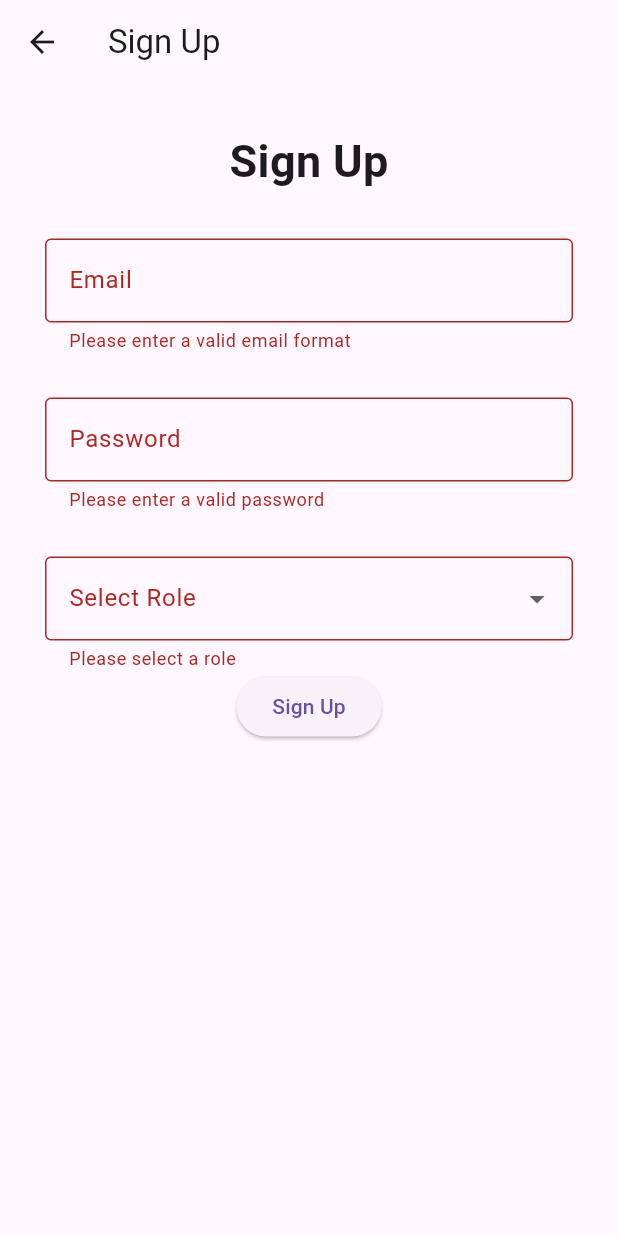
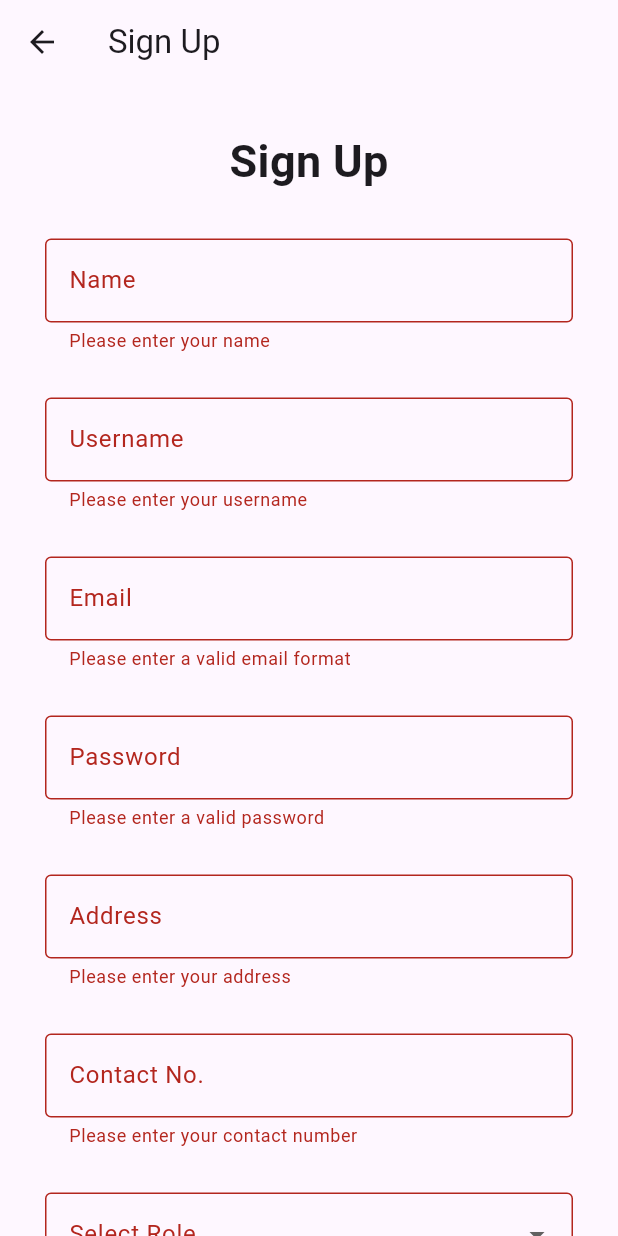
Before and after one commit to jvcerezo/cmsc23-project, a Flutter app: the SignUpPage screen opened directly, after a tap on "Sign Up", on a phone screen of 412 x 824 dp. Run offline on Flutter 3.47's test engine with Material 3 defaults, Android fonts, the phone set to English and light mode, and no system bars; our stand-ins replace cloud_firestore, file_picker, firebase_auth, firebase_core, firebase_storage; accounts and stored records are empty.

Commit message:
added missing text fields for signup

```diff
--- a/elbigayan/lib/pages/signup.dart
+++ b/elbigayan/lib/pages/signup.dart
@@ -2,6 +2,9 @@ import 'package:flutter/material.dart';
 import 'package:provider/provider.dart';
 import '../providers/auth_provider.dart';
 import 'package:firebase_auth/firebase_auth.dart';
+import 'package:cloud_firestore/cloud_firestore.dart';
+import 'dart:io';
+import 'package:file_picker/file_picker.dart';
 
 class SignUpPage extends StatefulWidget {
   const SignUpPage({super.key});
@@ -14,8 +17,27 @@ class _SignUpState extends State<SignUpPage> {
   final _formKey = GlobalKey<FormState>();
   String? email;
   String? password;
+  String? name;
+  String? username;
+  String? address;
+  String? contactNo;
+  String? orgName;
+  File? proofOfLegitimacy;
   String? role;
   final List<String> roles = ['Donor', 'Organization', 'Admin'];
+
+  Future<void> _pickProofOfLegitimacy() async {
+    FilePickerResult? result = await FilePicker.platform.pickFiles(
+      type: FileType.custom,
+      allowedExtensions: ['pdf', 'doc', 'docx', 'jpg', 'png'],
+    );
+
+    if (result != null) {
+      setState(() {
+        proofOfLegitimacy = File(result.files.single.path!);
+      });
+    }
+  }
 
   @override
   Widget build(BuildContext context) {
@@ -34,6 +56,38 @@ class _SignUpState extends State<SignUpPage> {
                   child: Text(
                     "Sign Up",
                     style: TextStyle(fontSize: 30, fontWeight: FontWeight.bold),
+                  ),
+                ),
+                Padding(
+                  padding: const EdgeInsets.only(bottom: 30),
+                  child: TextFormField(
+                    decoration: const InputDecoration(
+                      border: OutlineInputBorder(),
+                      label: Text("Name"),
+                      hintText: "Enter your name"),
+                    onSaved: (value) => name = value,
+                    validator: (value) {
+                      if (value == null || value.isEmpty) {
+                        return "Please enter your name";
+                      }
+                      return null;
+                    },
+                  ),
+                ),
+                Padding(
+                  padding: const EdgeInsets.only(bottom: 30),
+                  child: TextFormField(
+                    decoration: const InputDecoration(
+                      border: OutlineInputBorder(),
+                      label: Text("Username"),
+                      hintText: "Enter your username"),
+                    onSaved: (value) => username = value,
+                    validator: (value) {
+                      if (value == null || value.isEmpty) {
+                        return "Please enter your username";
+                      }
+                      return null;
+                    },
                   ),
                 ),
                 Padding(
@@ -69,6 +123,38 @@ class _SignUpState extends State<SignUpPage> {
                     },
                   ),
                 ),
+                Padding(
+                  padding: const EdgeInsets.only(bottom: 30),
+                  child: TextFormField(
+                    decoration: const InputDecoration(
+                      border: OutlineInputBorder(),
+                      label: Text("Address"),
+                      hintText: "Enter your address"),
+                    onSaved: (value) => address = value,
+                    validator: (value) {
+                      if (value == null || value.isEmpty) {
+                        return "Please enter your address";
+                      }
+                      return null;
+                    },
+                  ),
+                ),
+                Padding(
+                  padding: const EdgeInsets.only(bottom: 30),
+                  child: TextFormField(
+                    decoration: const InputDecoration(
+                      border: OutlineInputBorder(),
+                      label: Text("Contact No."),
+                      hintText: "Enter your contact number"),
+                    onSaved: (value) => contactNo = value,
+                    validator: (value) {
+                      if (value == null || value.isEmpty) {
+                        return "Please enter your contact number";
+                      }
+                      return null;
+                    },
+                  ),
+                ),
                 DropdownButtonFormField<String>(
                   decoration: const InputDecoration(
                     labelText: "Select Role",
@@ -88,13 +174,47 @@ class _SignUpState extends State<SignUpPage> {
                   }).toList(),
                   validator: (value) => value == null ? 'Please select a role' : null,
                 ),
+                if (role == 'Organization')
+                  Column(
+                    children: [
+                      Padding(
+                        padding: const EdgeInsets.only(top: 30, bottom: 30),
+                        child: TextFormField(
+                          decoration: const InputDecoration(
+                            border: OutlineInputBorder(),
+                            label: Text("Organization Name"),
+                            hintText: "Enter organization name"),
+                          onSaved: (value) => orgName = value,
+                          validator: (value) {
+                            if (value == null || value.isEmpty) {
+                              return "Please enter the organization name";
+                            }
+                            return null;
+                          },
+                        ),
+                      ),
+                      ElevatedButton(
+                        onPressed: _pickProofOfLegitimacy,
+                        child: Text(proofOfLegitimacy == null ? "Upload Proof of Legitimacy" : "Proof Selected"),
+                      ),
+                    ],
+                  ),
                 ElevatedButton(
                   onPressed: () async {
                     if (_formKey.currentState!.validate()) {
                       _formKey.currentState!.save();
                       if (role != null) {
                         try {
-                          await context.read<UserAuthProvider>().signUp(email!, password!, role!);
+                          await context.read<UserAuthProvider>().signUp(email!, password!, role!,
+                            additionalData: {
+                              'name': name,
+                              'username': username,
+                              'address': address,
+                              'contactNo': contactNo,
+                              if (role == 'Organization') 'orgName': orgName,
+                              if (role == 'Organization') 'proofOfLegitimacy': proofOfLegitimacy?.path,
+                            },
+                          );
                           Navigator.of(context).pop();
                         } on FirebaseAuthException catch (e) {
                           final errorMessage = e.message ?? "An error occurred during sign up.";
@@ -107,7 +227,7 @@ class _SignUpState extends State<SignUpPage> {
                       }
                     }
                   },
-                  child: const Text("Sign Up")
+                  child: const Text("Sign Up"),
                 )
               ],
             ),
```
Also changed, not shown: elbigayan/lib/api/firebase_auth_api.dart (+21 -8 lines).
